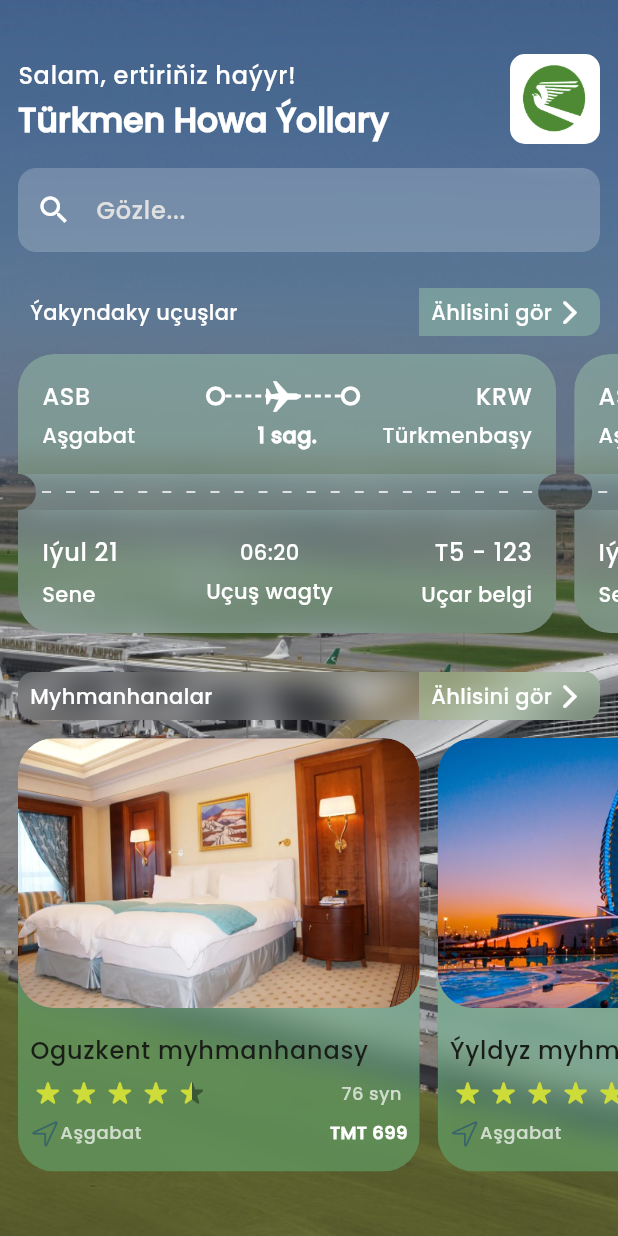
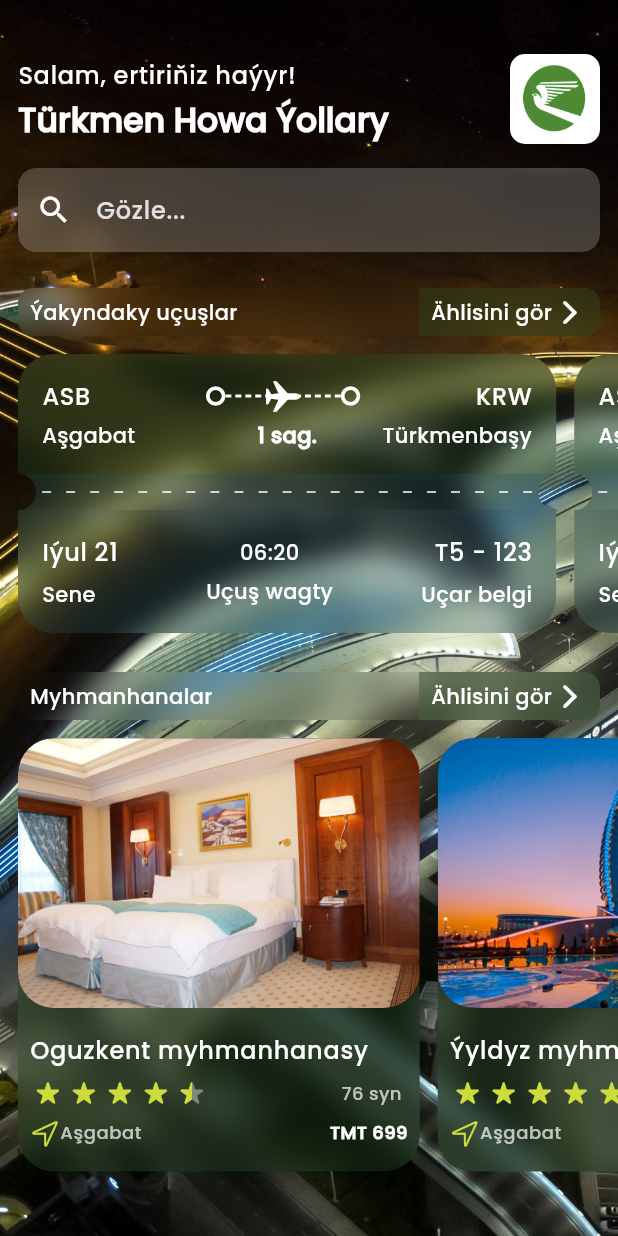
Before and after one commit to orazgulcayew/flutter-airplane-ticket-booking-ui, a Flutter app: the HomeScreen screen opened directly, on a phone screen of 412 x 824 dp. Run offline on Flutter 3.47's test engine with Material 2 defaults, Android fonts, the phone set to English and light mode, and no system bars; drawn by our look-alikes of flutter_rating_bar; our stand-ins replace gap.

Commit message:
Adding dark mode

```diff
--- a/lib/components/hotel.dart
+++ b/lib/components/hotel.dart
@@ -5,12 +5,14 @@
 import 'package:flutter/material.dart';
 import 'package:flutter_rating_bar/flutter_rating_bar.dart';
 import 'package:gap/gap.dart';
+import 'package:provider/provider.dart';
 
 class HotelContainer extends StatelessWidget {
   final Map<String, dynamic> hotel;
   const HotelContainer({Key? key, required this.hotel}) : super(key: key);
   @override
   Widget build(BuildContext context) {
+    ColorScheme theme = Provider.of<ThemeProvider>(context).theme;
     TextTheme textTheme = Theme.of(context).textTheme;
     double rating = hotel['rating'];
     final size = AppScreenSizes.getScreenSize(context);
@@ -22,7 +24,7 @@
         bottomLeft: 24,
         bottomRight: 24,
         child: Container(
-          color: Colors.greenAccent.withOpacity(0.3),
+          color: theme.primaryContainer.withOpacity(0.3),
           width: size.width * 0.65,
           child: Column(
             crossAxisAlignment: CrossAxisAlignment.start,
@@ -48,7 +50,7 @@
                       overflow: TextOverflow.ellipsis,
                       softWrap: false,
                       "${hotel['name']}",
-                      style: textTheme.bodyLarge,
+                      style: textTheme.bodyLarge?.copyWith(color: Colors.white),
                     ),
                     const Gap(8),
                     Row(
@@ -85,9 +87,9 @@
                     const Gap(8),
                     Row(
                       children: [
-                        Icon(
+                        const Icon(
                           CupertinoIcons.location,
-                          color: theme.tertiary,
+                          color: Colors.lime,
                           size: 20,
                         ),
                         Text(
--- a/lib/components/search_bar.dart
+++ b/lib/components/search_bar.dart
@@ -1,12 +1,15 @@
 import 'package:book_airplane_ticket/components/glass_effect.dart';
 import 'package:book_airplane_ticket/utils/styles.dart';
 import 'package:flutter/material.dart';
+import 'package:provider/provider.dart';
 
 class SearchBar extends StatelessWidget {
   const SearchBar({Key? key}) : super(key: key);
 
   @override
   Widget build(BuildContext context) {
+    ColorScheme theme = Provider.of<ThemeProvider>(context).theme;
+
     return GlassEffect(
       topLeft: 12,
       topRight: 12,
--- a/lib/components/ticket.dart
+++ b/lib/components/ticket.dart
@@ -6,6 +6,7 @@
 import 'package:flutter/cupertino.dart';
 import 'package:flutter/material.dart';
 import 'package:gap/gap.dart';
+import 'package:provider/provider.dart';
 
 class AirplaneTicket extends StatelessWidget {
   final Map<String, dynamic> ticket;
@@ -14,6 +15,8 @@
 
   @override
   Widget build(BuildContext context) {
+    ColorScheme theme = Provider.of<ThemeProvider>(context).theme;
+
     TextTheme textTheme = Theme.of(context).textTheme;
     final size = AppScreenSizes.getScreenSize(context);
     return SizedBox(
--- a/lib/components/toggle.dart
+++ b/lib/components/toggle.dart
@@ -2,6 +2,7 @@
 import 'package:flutter/material.dart';
 import 'package:book_airplane_ticket/utils/styles.dart';
 import 'package:gap/gap.dart';
+import 'package:provider/provider.dart';
 
 class ToggleTab extends StatefulWidget {
   const ToggleTab({Key? key}) : super(key: key);
@@ -33,6 +34,8 @@
   @override
   Widget build(BuildContext context) {
     final size = AppScreenSizes.getScreenSize(context);
+    ColorScheme theme = Provider.of<ThemeProvider>(context).theme;
+
     return ToggleButtons(
       borderRadius: const BorderRadius.all(Radius.circular(48)),
       borderColor: theme.outline,
--- a/lib/screens/bottom_navigation/bottom_navigation.dart
+++ b/lib/screens/bottom_navigation/bottom_navigation.dart
@@ -20,7 +20,7 @@
     const ProfileScreen()
   ];
 
-  int currentIndex = 0;
+  int currentIndex = 3;
 
   @override
   Widget build(BuildContext context) {
--- a/lib/screens/home/home_screen.dart
+++ b/lib/screens/home/home_screen.dart
@@ -8,17 +8,22 @@
 import 'package:flutter/cupertino.dart';
 import 'package:flutter/material.dart';
 import 'package:gap/gap.dart';
+import 'package:provider/provider.dart';
 
 class HomeScreen extends StatelessWidget {
   const HomeScreen({Key? key}) : super(key: key);
 
   @override
   Widget build(BuildContext context) {
+    ColorScheme theme = Provider.of<ThemeProvider>(context).theme;
+    bool isDarkMode = Provider.of<ThemeProvider>(context).isDarkMode;
+    String backgroundImage = isDarkMode ? "night" : "dayy";
+
     TextTheme textTheme = Theme.of(context).textTheme;
     return Container(
-      decoration: const BoxDecoration(
+      decoration: BoxDecoration(
         image: DecorationImage(
-          image: AssetImage('assets/images/background_day.jpg'),
+          image: AssetImage('assets/images/background_$backgroundImage.jpg'),
           fit: BoxFit.cover,
         ),
       ),
--- a/lib/screens/tickets/tickets_screen.dart
+++ b/lib/screens/tickets/tickets_screen.dart
@@ -1,4 +1,3 @@
-import 'package:book_airplane_ticket/utils/screen_sizes.dart';
 import 'package:flutter/material.dart';
 import 'package:gap/gap.dart';
 
@@ -23,6 +22,7 @@
             ],
           )
         ],
-    ));
+      ),
+    );
   }
 }
--- a/lib/utils/styles.dart
+++ b/lib/utils/styles.dart
@@ -1,7 +1,18 @@
 import 'package:flutter/material.dart';
 
-ColorScheme theme =
-    ColorScheme.fromSeed(seedColor: Colors.green, brightness: Brightness.light);
+class ThemeProvider extends ChangeNotifier {
+  Brightness brightness = Brightness.dark;
+
+  Future<void> toggleTheme(bool isOn) async {
+    brightness = isOn ? Brightness.dark : Brightness.light;
+
+    notifyListeners();
+  }
+
+  bool get isDarkMode => brightness == Brightness.dark;
+  ColorScheme get theme =>
+      ColorScheme.fromSeed(seedColor: Colors.green, brightness: brightness);
+}
 
 // class Styles {
 //   static TextStyle textStyle = const TextStyle(
--- a/pubspec.yaml
+++ b/pubspec.yaml
@@ -36,6 +36,7 @@
   cupertino_icons: ^1.0.2
   gap: ^2.0.0
   flutter_rating_bar: ^4.0.1
+  provider: ^6.0.3
 
 dev_dependencies:
   flutter_test:
```
Also changed, not shown: lib/main.dart (+9 -1 lines), lib/screens/profile/profile_screen.dart (+76 -1 lines), assets/images/background_day.jpg (deleted), assets/images/background_dayy.jpg (added), pubspec.lock. Lines whose indentation alone changed are shown as unchanged.
